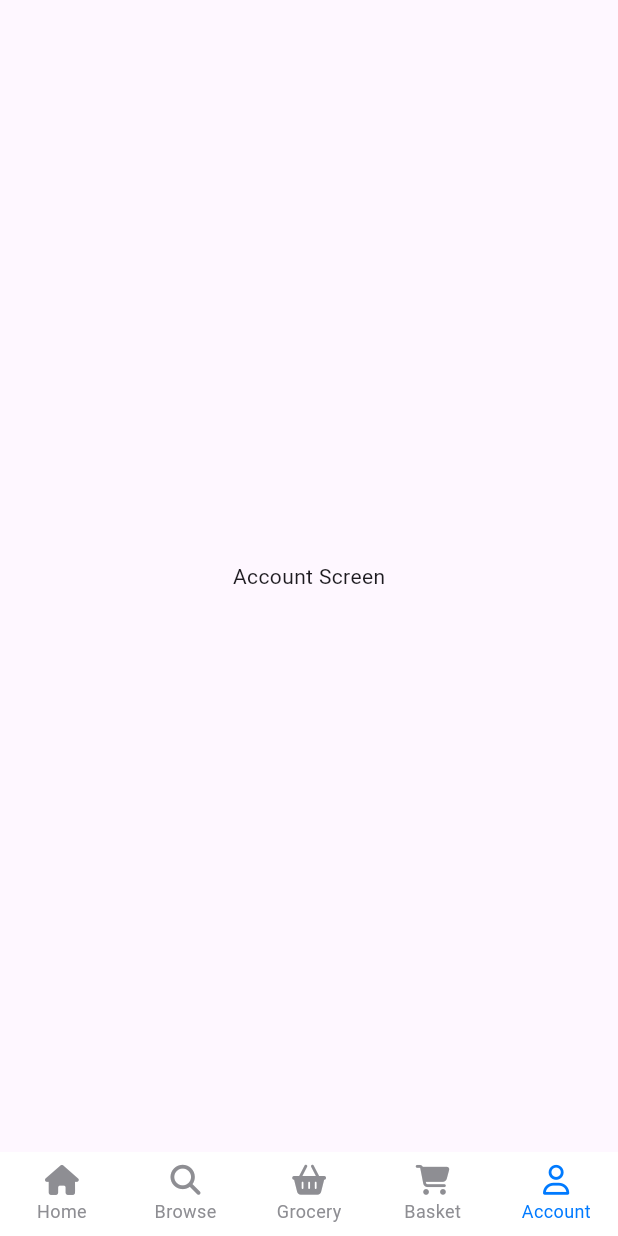
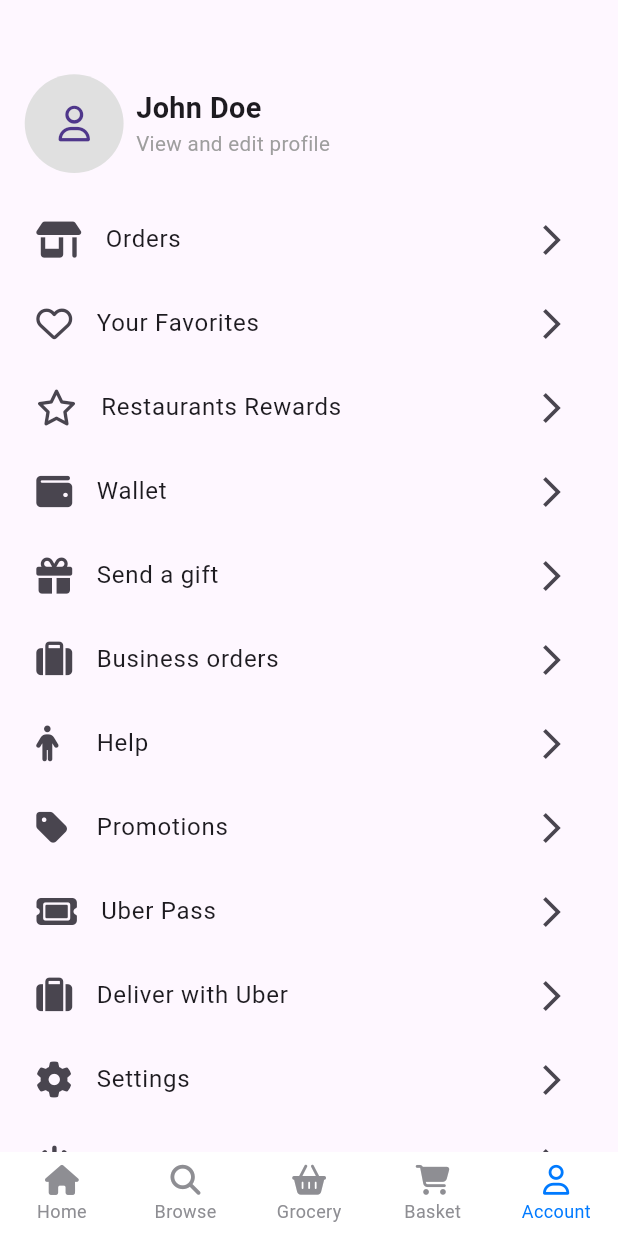
Before and after one commit to JacklynConn/food-delivery, a Flutter app: the BottomNavigationBarUberEat screen opened directly, item 5 of the bottom bar chosen, on a phone screen of 412 x 824 dp. Run offline on Flutter 3.47's test engine with Material 3 defaults, Android fonts, the phone set to English and light mode, and no system bars; drawn by our look-alikes of persistent_bottom_nav_bar_v2; our stand-ins replace country_picker, font_awesome_flutter, pin_code_fields, sizer.

Commit message:
7. Account Screen

```diff
--- a/lib/main.dart
+++ b/lib/main.dart
@@ -1,4 +1,5 @@
 import 'package:flutter/material.dart';
+import 'package:food_delivery/view/account/account_screen.dart';
 import 'package:food_delivery/view/auth/otp_screen.dart';
 import 'package:food_delivery/view/bottom_navigation_bar.dart';
 import 'package:food_delivery/view/browse/browse_screen.dart';
@@ -19,7 +20,7 @@ class MyApp extends StatelessWidget {
         title: 'Flutter Demo',
         debugShowCheckedModeBanner: false,
         theme: ThemeData(),
-        home:  const BrowseScreen(),
+        home:  const BottomNavigationBarUberEat(),
       );
     });
   }
--- a/lib/view/account/account_screen.dart
+++ b/lib/view/account/account_screen.dart
@@ -1,4 +1,7 @@
 import 'package:flutter/material.dart';
+import 'package:font_awesome_flutter/font_awesome_flutter.dart';
+import 'package:food_delivery/utils/colors.dart';
+import 'package:sizer/sizer.dart';
 
 class AccountScreen extends StatefulWidget {
   const AccountScreen({super.key});
@@ -8,12 +11,77 @@ class AccountScreen extends StatefulWidget {
 }
 
 class _AccountScreenState extends State<AccountScreen> {
+
+  List account = [
+    [FontAwesomeIcons.shop, 'Orders'],
+    [FontAwesomeIcons.heart, 'Your Favorites'],
+    [FontAwesomeIcons.star, 'Restaurants Rewards'],
+    [FontAwesomeIcons.wallet, 'Wallet'],
+    [FontAwesomeIcons.gift, 'Send a gift'],
+    [FontAwesomeIcons.suitcase, 'Business orders'],
+    [FontAwesomeIcons.person, 'Help'],
+    [FontAwesomeIcons.tag, 'Promotions'],
+    [FontAwesomeIcons.ticket, 'Uber Pass'],
+    [FontAwesomeIcons.suitcase, 'Deliver with Uber'],
+    [FontAwesomeIcons.gear, 'Settings'],
+    [FontAwesomeIcons.powerOff, 'Sign out'],
+  ];
+
   @override
   Widget build(BuildContext context) {
-    return Scaffold(
-      body: Center(
-        child: Text('Account Screen'),
-      )
+    return SafeArea(
+      child: Scaffold(
+        body: ListView(
+          physics: const BouncingScrollPhysics(),
+          padding: EdgeInsets.symmetric(horizontal: 2.w),
+          children: [
+            SizedBox(height: 6.h),
+            Row(
+              children: [
+                SizedBox(width: 2.w),
+                CircleAvatar(
+                  radius: 4.h,
+                  backgroundColor: greyShade3,
+                  child: const Icon(FontAwesomeIcons.user),
+                ),
+                SizedBox(width: 2.w),
+                Column(
+                  crossAxisAlignment: CrossAxisAlignment.start,
+                  children: [
+                    Text(
+                      'John Doe',
+                      style: TextStyle(
+                        fontSize: 14.sp,
+                        fontWeight: FontWeight.bold,
+                      ),
+                    ),
+                    Text(
+                      'View and edit profile',
+                      style: TextStyle(
+                        fontSize: 10.sp,
+                        color: grey,
+                      ),
+                    ),
+                  ],
+                ),
+              ],
+            ),
+            SizedBox(height: 2.h),
+            ListView.builder(
+              shrinkWrap: true,
+              physics: const NeverScrollableScrollPhysics(),
+              itemCount: account.length,
+              itemBuilder: (context, index) {
+                return ListTile(
+                  leading: FaIcon(account[index][0]),
+                  title: Text(account[index][1]),
+                  trailing: const Icon(Icons.arrow_forward_ios),
+                );
+              },
+            ),
+          ],
+        ),
+      ),
     );
   }
 }
--- a/lib/view/bottom_navigation_bar.dart
+++ b/lib/view/bottom_navigation_bar.dart
@@ -1,5 +1,6 @@
 import 'package:flutter/material.dart';
 import 'package:font_awesome_flutter/font_awesome_flutter.dart';
+import 'package:food_delivery/utils/colors.dart';
 import 'package:food_delivery/view/account/account_screen.dart';
 import 'package:food_delivery/view/basket/basket_screen.dart';
 import 'package:food_delivery/view/browse/browse_screen.dart';
@@ -29,7 +30,7 @@ class _BottomNavigationBarUberEatState
           duration: Duration(milliseconds: 200),
         ),
         stateManagement: true,
-        backgroundColor: Colors.white,
+        backgroundColor: transparent,
         handleAndroidBackButtonPress: true,
         controller: controller,
         resizeToAvoidBottomInset: true,
--- a/lib/view/browse/browse_screen.dart
+++ b/lib/view/browse/browse_screen.dart
@@ -40,7 +40,7 @@ class _BrowseScreenState extends State<BrowseScreen> {
         body: ListView(
           padding: EdgeInsets.symmetric(horizontal: 4.w),
           children: [
-            SizedBox(height: 2.h),
+            SizedBox(height: 5.h),
             Text(
               'All categories',
               style: AppTextStyles.body16,
```
